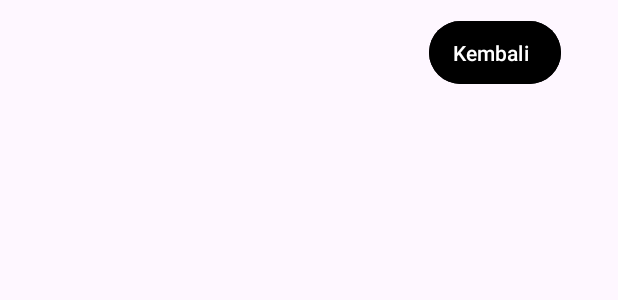
After one commit to Noorrizky/Stories, an Android app: the layout activity_detail.xml on its own in the app's theme, with its tools: preview values and no code run, on a phone screen of 412 x 824 dp. The commit adds this screen. Shown: the top 300 px of the screen. Run offline under Robolectric (Android 15) with nearby library versions, the phone set to English and light mode, and no system bars.

Commit message:
Added Detail Activity

```diff
--- a/app/src/main/AndroidManifest.xml
+++ b/app/src/main/AndroidManifest.xml
@@ -1,7 +1,8 @@
 <?xml version="1.0" encoding="utf-8"?>
 <manifest xmlns:android="http://schemas.android.com/apk/res/android"
     xmlns:tools="http://schemas.android.com/tools">
-    <uses-permission android:name="android.permission.INTERNET"/>
+
+    <uses-permission android:name="android.permission.INTERNET" />
 
     <application
         android:allowBackup="true"
@@ -10,6 +11,9 @@
         android:roundIcon="@mipmap/ic_launcher_round"
         android:supportsRtl="true"
         android:theme="@style/Theme.LoginWithAnimation">
+        <activity
+            android:name=".view.detail.DetailActivity"
+            android:exported="false" />
         <activity
             android:name=".view.welcome.WelcomeActivity"
             android:exported="false" />
--- /dev/null
+++ b/app/src/main/res/drawable/ic_baseline_arrow_back_24.xml
@@ -0,0 +1,5 @@
+<vector xmlns:android="http://schemas.android.com/apk/res/android" android:height="24dp" android:tint="#000000" android:viewportHeight="24" android:viewportWidth="24" android:width="24dp">
+
+    <path android:fillColor="@android:color/white" android:pathData="M17.77,3.77l-1.77,-1.77l-10,10l10,10l1.77,-1.77l-8.23,-8.23z"/>
+
+</vector>
--- /dev/null
+++ b/app/src/main/res/layout/activity_detail.xml
@@ -0,0 +1,59 @@
+<?xml version="1.0" encoding="utf-8"?>
+<androidx.constraintlayout.widget.ConstraintLayout xmlns:android="http://schemas.android.com/apk/res/android"
+    xmlns:app="http://schemas.android.com/apk/res-auto"
+    android:layout_width="match_parent"
+    android:layout_height="match_parent"
+    android:padding="10dp">
+
+
+    <Button
+        android:id="@+id/backButton"
+        android:layout_width="wrap_content"
+        android:layout_height="50dp"
+        android:layout_marginStart="276dp"
+        android:backgroundTint="@color/black"
+        android:drawablePadding="8dp"
+        android:gravity="center_vertical"
+        android:paddingStart="16dp"
+        android:paddingEnd="16dp"
+        android:text="Kembali"
+        app:layout_constraintStart_toStartOf="parent"
+        app:layout_constraintTop_toTopOf="parent" />
+
+    <ImageView
+        android:id="@+id/ivDetailPhoto"
+        android:layout_width="0dp"
+        android:layout_height="200dp"
+        android:scaleType="centerCrop"
+        app:layout_constraintEnd_toEndOf="parent"
+        app:layout_constraintStart_toStartOf="parent"
+        app:layout_constraintTop_toBottomOf="@id/backButton" />
+
+    <TextView
+        android:id="@+id/tvDetailName"
+        android:layout_width="0dp"
+        android:layout_height="wrap_content"
+        android:layout_marginTop="16dp"
+        android:textStyle="bold"
+        android:textSize="18sp"
+        app:layout_constraintEnd_toEndOf="parent"
+        app:layout_constraintStart_toStartOf="parent"
+        app:layout_constraintTop_toBottomOf="@id/ivDetailPhoto" />
+
+    <TextView
+        android:id="@+id/tvDetailDate"
+        android:layout_width="0dp"
+        android:layout_height="wrap_content"
+        app:layout_constraintEnd_toEndOf="parent"
+        app:layout_constraintStart_toStartOf="parent"
+        app:layout_constraintTop_toBottomOf="@id/tvDetailName" />
+
+    <TextView
+        android:id="@+id/tvDetailDescription"
+        android:layout_width="0dp"
+        android:layout_height="wrap_content"
+        app:layout_constraintEnd_toEndOf="parent"
+        app:layout_constraintStart_toStartOf="parent"
+        app:layout_constraintTop_toBottomOf="@id/tvDetailDate" />
+
+</androidx.constraintlayout.widget.ConstraintLayout>
```
Also changed, not shown: app/src/main/java/com/example/myapplication/view/detail/DetailActivity.kt (added, +40 -0 lines), app/src/main/java/com/example/myapplication/view/main/StoryAdapter.kt (+9 -1 lines).
